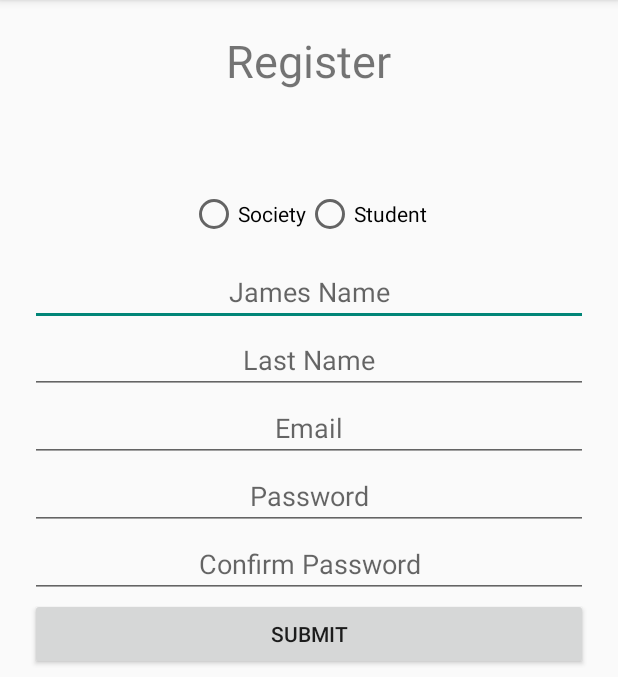
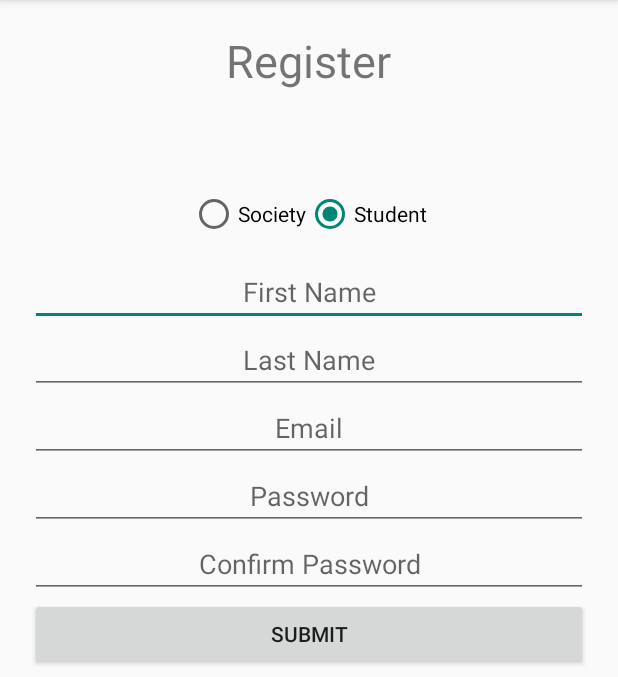
Before and after one commit to vanessalynn-nguyen/EventFloc_vanessa, an Android app: the RegisterActivity screen opened directly, with no data from a screen before it, after a tap on "Student", on a phone screen of 412 x 824 dp, the part 84-761 px from its top. Run offline under Robolectric (Android 15) with nearby library versions, the phone set to English and light mode, and no system bars; 1 other tap on this screen came first.

```diff
--- a/app/src/main/java/com/verve/eventfloc/DatabaseQueries.java
+++ b/app/src/main/java/com/verve/eventfloc/DatabaseQueries.java
@@ -45,7 +45,7 @@ public class DatabaseQueries extends SQLiteOpenHelper {
 
 
     //---------------------------USER TABLE-----------------------------------------------
-    private static final String USER_ID = "user_id";
+    private static final String USER_ID = "_id";
     private static final String USER_EMAIL = "user_email";
     private static final String USER_PASSWORD = "user_password";
     private static final String USER_TYPE = "user_type";
@@ -59,7 +59,7 @@ public class DatabaseQueries extends SQLiteOpenHelper {
 
 
     //---------------------------SOCIETY TABLE--------------------------------------------
-    private static final String SOCIETY_ID = "society_id";
+    private static final String SOCIETY_ID = "_id";
     private static final String SOCIETY_USER_ID = "user_id";
     private static final String SOCIETY_NAME = "society_name";
     private static final String SOCIETY_APPROVAL_DATE = "approval_date";
@@ -114,13 +114,10 @@ public class DatabaseQueries extends SQLiteOpenHelper {
 
 
     private static final String CREATE_TABLE_USER = "create table " + TABLE_USER + " ("
-            + USER_ID + " INTEGER PRIMARY KEY, "
+            + USER_ID + " INTEGER PRIMARY KEY AUTOINCREMENT, "
             + USER_EMAIL + " varchar2 NOT NULL, "
             + USER_PASSWORD + " varchar2 NOT NULL, "
             + USER_TYPE + " integer(1) NOT NULL );";
-    //+ " constraint password_ck check (password like '%[0-9]%' "
-    // + " and password like '%[A-Z]%' and len(password) >=8);";
-    //-------------IF WE HAVE PASSWORD ENCRYPTION, WE DON'T NEED THIS RIGHT?--------------------
 
 
     private static final String CREATE_TABLE_STUDENT = "create table " + TABLE_STUDENT + " ("
@@ -131,7 +128,7 @@ public class DatabaseQueries extends SQLiteOpenHelper {
 
 
     private static final String CREATE_TABLE_SOCIETY = "create table " + TABLE_SOCIETY + " ("
-            + SOCIETY_ID + " INTEGER PRIMARY KEY, "
+            + SOCIETY_ID + " INTEGER PRIMARY KEY AUTOINCREMENT, "
             + SOCIETY_USER_ID + " integer(7) references " + TABLE_USER + "(user_id), "
             + SOCIETY_NAME + " varchar2(50) NOT NULL, "
             + SOCIETY_APPROVAL_DATE + " integer, "
--- a/app/src/main/res/layout/activity_register.xml
+++ b/app/src/main/res/layout/activity_register.xml
@@ -16,11 +16,12 @@
         android:textSize="30sp"
         android:layout_weight="0.2" />
 
-    <LinearLayout
+    <RadioGroup
         android:layout_width="match_parent"
         android:layout_height="wrap_content"
         android:gravity="center"
-        android:layout_weight="0.04">
+        android:layout_weight="0.04"
+        android:orientation="horizontal">
 
         <RadioButton
             android:layout_width="wrap_content"
@@ -43,7 +44,7 @@
 
             />
 
-    </LinearLayout>
+    </RadioGroup>
 
     <LinearLayout
         android:orientation="vertical"
```
Also changed, not shown: app/src/main/java/com/verve/eventfloc/RegisterActivity.java (+22 -11 lines), 2 other files.
